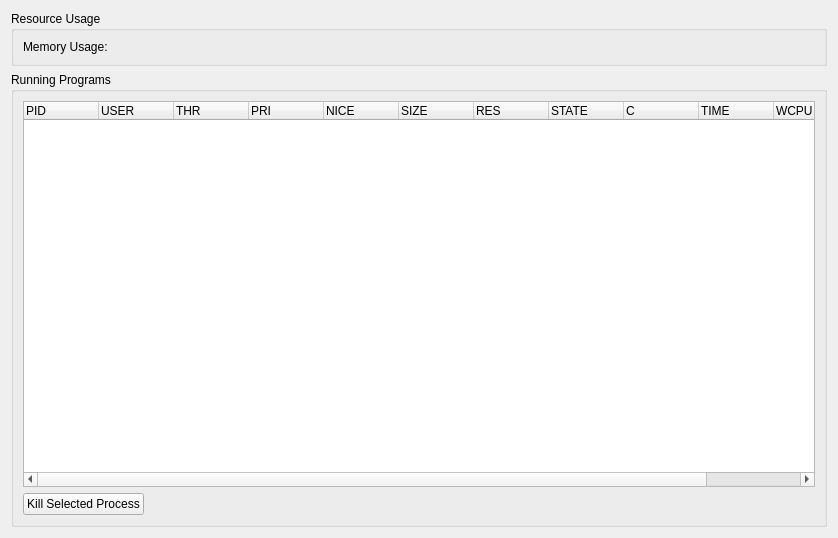
The window that src-qt5/gui_client/pages/page_taskmanager.ui (trueos/sysadm-ui-qt) describes before a commit, drawn with Qt 5.
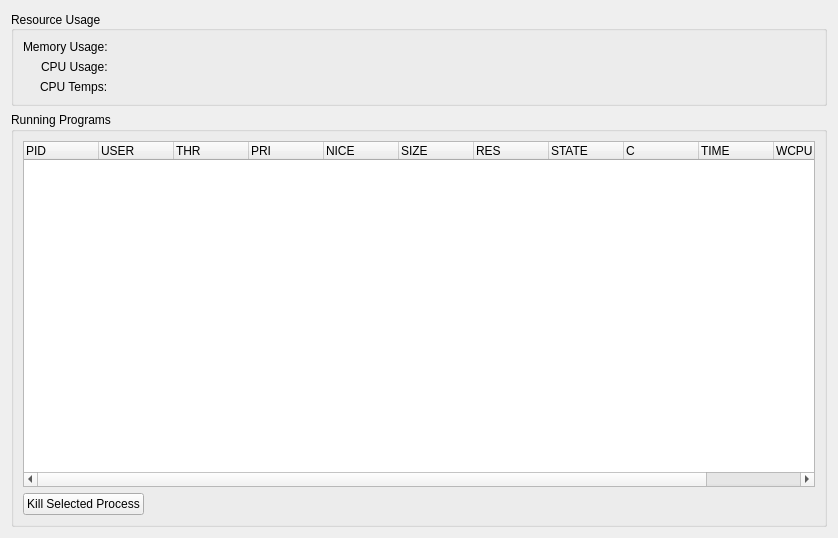
The same window after the commit. Icons and pictures are not drawn.

Commit message: Add in the CPU percentage/temperature information to the task manager page. The CPU percentages are nice and pretty, but the temperatures are still raw info.

Diff of the .ui file:
```diff
--- a/src-qt5/gui_client/pages/page_taskmanager.ui
+++ b/src-qt5/gui_client/pages/page_taskmanager.ui
@@ -126,7 +126,13 @@
      <property name="title">
       <string>Resource Usage</string>
      </property>
+     <property name="alignment">
+      <set>Qt::AlignLeading|Qt::AlignLeft|Qt::AlignVCenter</set>
+     </property>
      <layout class="QFormLayout" name="formLayout">
+      <property name="labelAlignment">
+       <set>Qt::AlignRight|Qt::AlignTrailing|Qt::AlignVCenter</set>
+      </property>
       <item row="0" column="0">
        <widget class="QLabel" name="label">
         <property name="text">
@@ -144,6 +150,40 @@
         </property>
        </widget>
       </item>
+      <item row="1" column="0">
+       <widget class="QLabel" name="label_2">
+        <property name="text">
+         <string>CPU Usage:</string>
+        </property>
+       </widget>
+      </item>
+      <item row="2" column="0">
+       <widget class="QLabel" name="label_3">
+        <property name="text">
+         <string>CPU Temps:</string>
+        </property>
+       </widget>
+      </item>
+      <item row="1" column="1">
+       <widget class="QLabel" name="label_cpu_stats">
+        <property name="text">
+         <string notr="true"/>
+        </property>
+        <property name="alignment">
+         <set>Qt::AlignCenter</set>
+        </property>
+       </widget>
+      </item>
+      <item row="2" column="1">
+       <widget class="QLabel" name="label_cpu_tstats">
+        <property name="text">
+         <string notr="true"/>
+        </property>
+        <property name="alignment">
+         <set>Qt::AlignCenter</set>
+        </property>
+       </widget>
+      </item>
      </layout>
     </widget>
    </item>
```
The commit also changes 2 other files.
